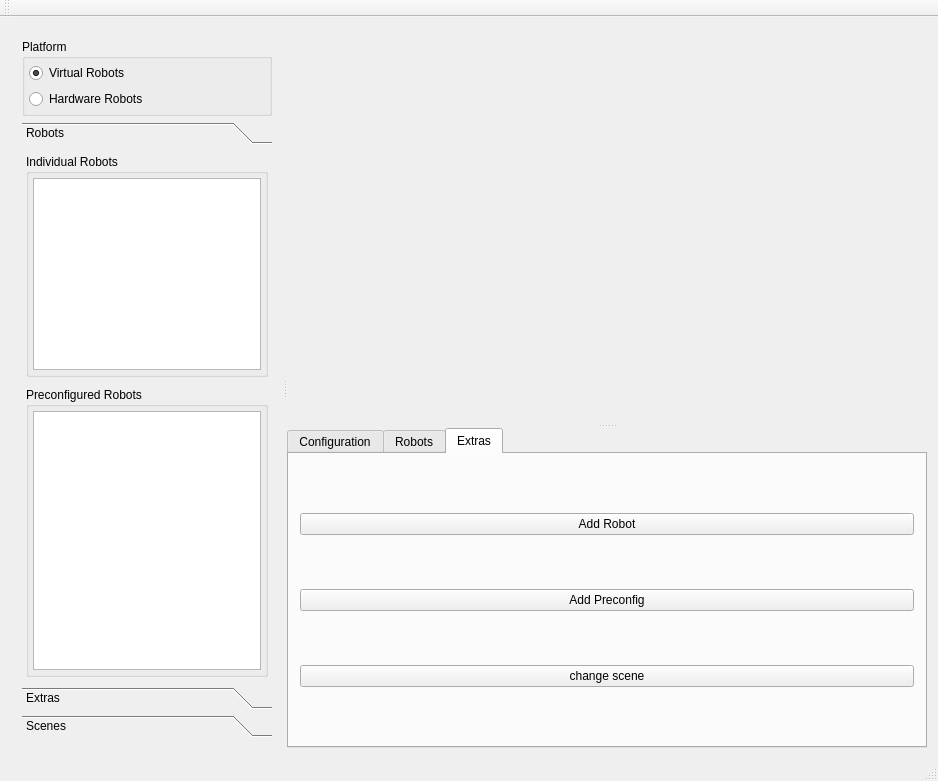
Qt form forms/mainwindow.ui (gucwakj/RoboSim) before a commit.
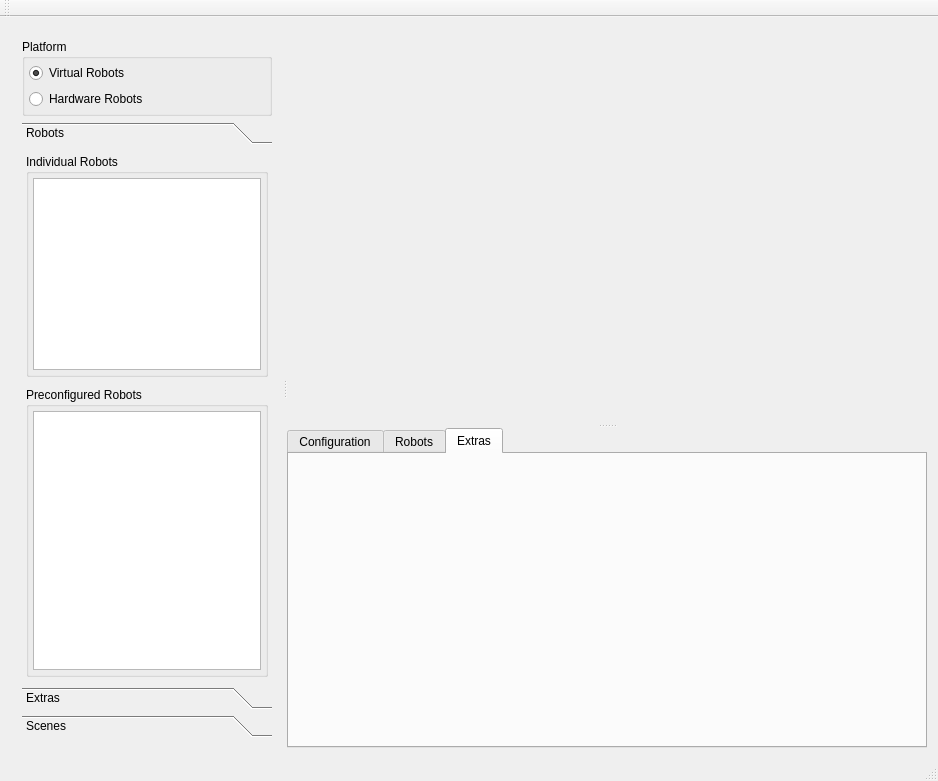
The same form after that commit. The open tabs and pages were chosen to show the change. Custom widgets are drawn as their Qt base class.

Commit message: remove testing buttons to trigger events

```diff
--- a/forms/mainwindow.ui
+++ b/forms/mainwindow.ui
@@ -835,27 +835,6 @@
           <string>Extras</string>
          </attribute>
          <layout class="QVBoxLayout" name="verticalLayout_14">
-          <item>
-           <widget class="QPushButton" name="pushButton">
-            <property name="text">
-             <string>Add Robot</string>
-            </property>
-           </widget>
-          </item>
-          <item>
-           <widget class="QPushButton" name="pushButton_2">
-            <property name="text">
-             <string>Add Preconfig</string>
-            </property>
-           </widget>
-          </item>
-          <item>
-           <widget class="QPushButton" name="pushButton_3">
-            <property name="text">
-             <string>change scene</string>
-            </property>
-           </widget>
-          </item>
           <item>
            <layout class="QHBoxLayout" name="layout_extras"/>
           </item>
```
Left out of the diff: 4 changed lines with no effect on the pictures. The commit also changes 2 other files.
